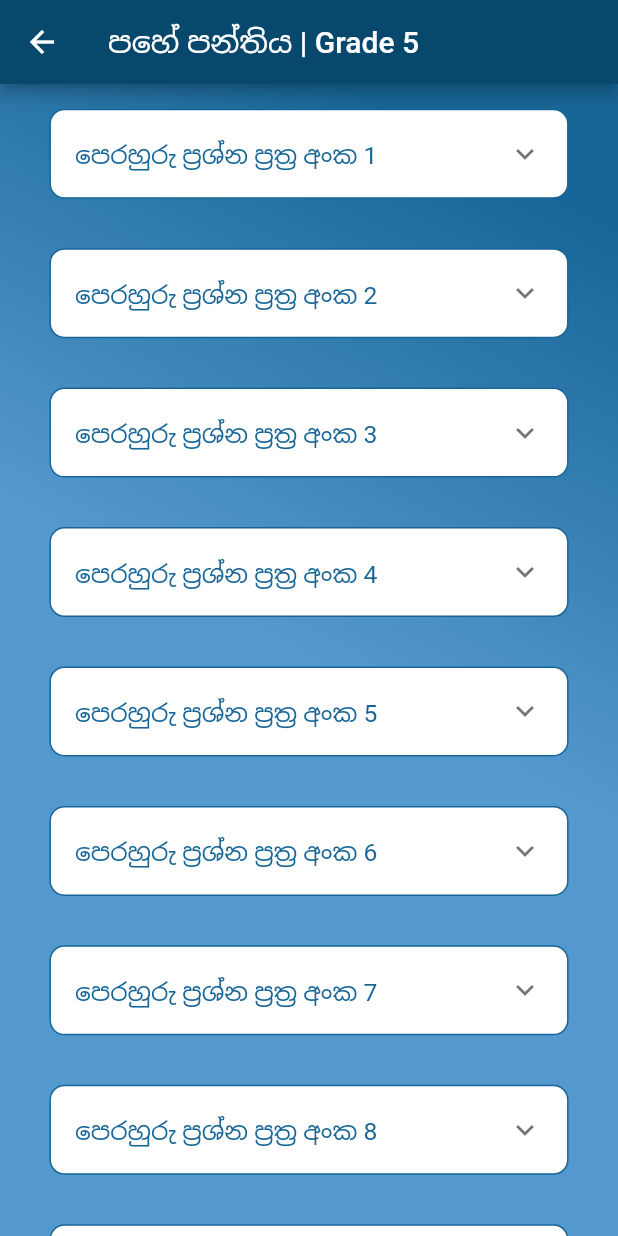
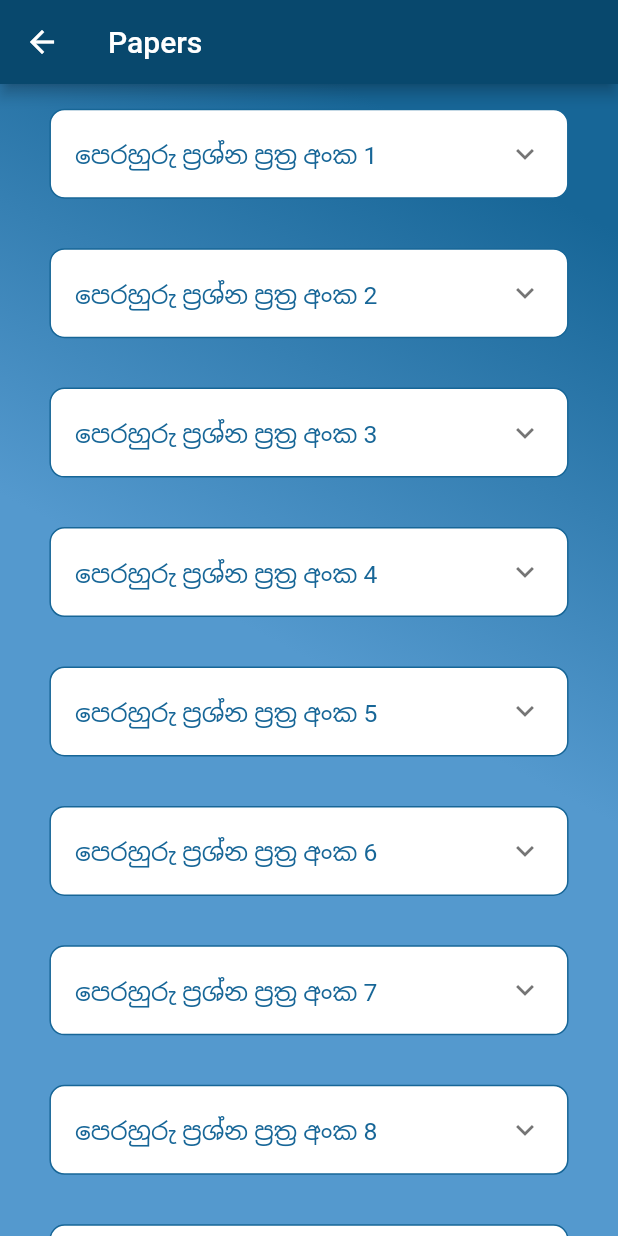
Before and after one commit to MithunW/Edu_App, a Flutter app: the PaperPage screen opened directly, on a phone screen of 412 x 824 dp. Run offline on Flutter 3.47's test engine with Material 2 defaults, Android fonts, the phone set to English and light mode, and no system bars; our stand-ins replace percent_indicator, shared_preferences; accounts and stored records are empty.

Commit message:
Name Changed

```diff
--- a/lib/UI/Paper UI/paperview.dart
+++ b/lib/UI/Paper UI/paperview.dart
@@ -5,6 +5,9 @@ import 'package:flutter/cupertino.dart';
 import 'package:flutter/material.dart';
 import 'package:edu_app/Datalayer/models/downloadPaper.dart';
 
+//This page is where all the papers are listed.
+
+//Added cupertino ios routing animation through creating a routing class
 class PaperPageRoute extends CupertinoPageRoute {
   PaperPageRoute() : super(builder: (BuildContext context) => new PaperPage());
 
@@ -19,12 +22,11 @@ class PaperPage extends StatelessWidget {
   final Database db = new Database();
   @override
   Widget build(BuildContext context) {
-    precacheImage(AssetImage('assets/images/bg.jpg'), context);
     List list = db.getPapers();
-    var size = MediaQuery.of(context).size;
+    var size = MediaQuery.of(context).size; //Get current device size
     return Scaffold(
         appBar: AppBar(
-          title: Text('පහේ පන්තිය | Grade 5'),
+          title: Text('Papers'),
         ),
         body: Container(
           decoration: BoxDecoration(
@@ -43,7 +45,7 @@ class PaperPage extends StatelessWidget {
           child: ListView.builder(
             itemCount: list.length,
             itemBuilder: (context, position) {
-              return buildPapers(context, size, list[position]);
+              return buildPapers(context, size, list[position]); //builds paper per item in the list from db
             },
           ),
         ));
```
Also changed, not shown: lib/Datalayer/models/readPaper.dart (+0 -10 lines), lib/Datalayer/models/downloadPaper.dart (line endings or trailing spaces), 3 other files.
